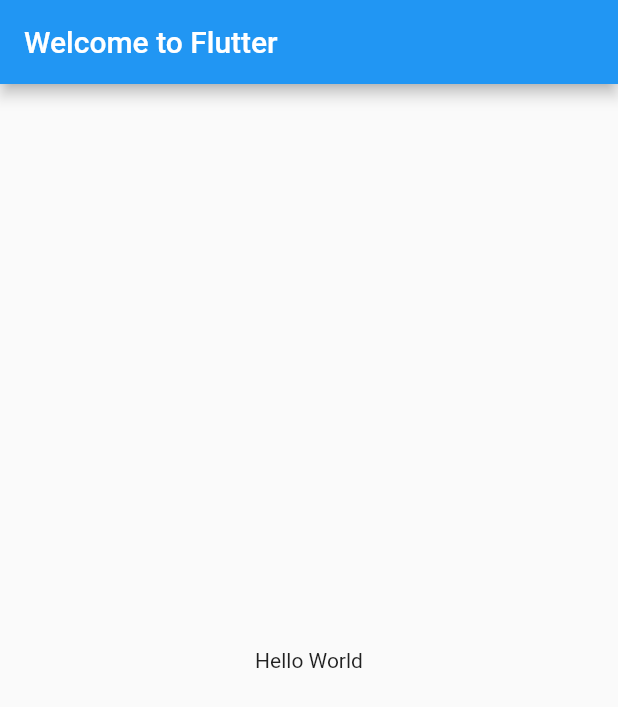
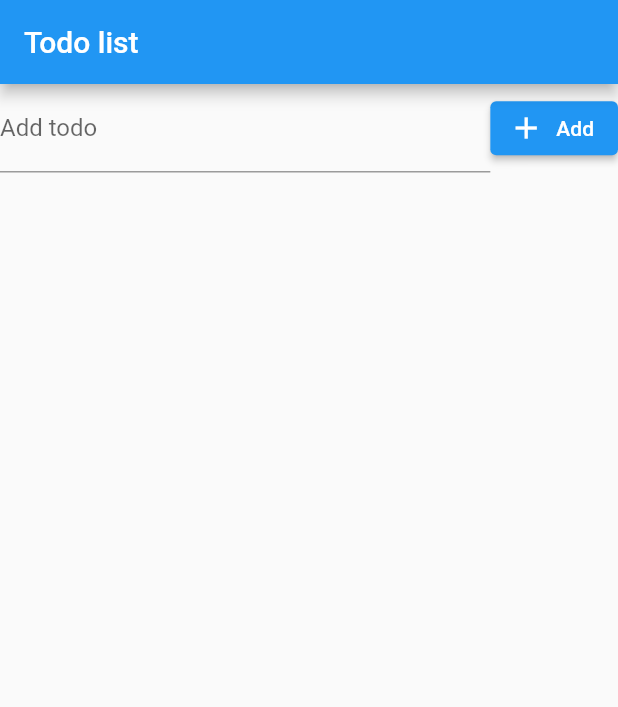
Before and after one commit to phongtran2309/todolist_flutter, a Flutter app: the screen it shows after launch, on a phone screen of 412 x 824 dp. Shown: the top 707 px of the screen. Run offline on Flutter 3.47's test engine with Material 2 defaults, Android fonts, the phone set to English and light mode, and no system bars.

Commit message:
Add input a new task

```diff
--- a/lib/main.dart
+++ b/lib/main.dart
@@ -1,28 +1,50 @@
-// Copyright 2018 The Flutter team. All rights reserved.
-// Use of this source code is governed by a BSD-style license that can be
-// found in the LICENSE file.
-
 import 'package:flutter/material.dart';
-
-void main() {
-  runApp(const MyApp());
-}
-
+void main() => runApp(MyApp());
 class MyApp extends StatelessWidget {
-  const MyApp({super.key});
+  const MyApp({Key? key}) : super(key: key);
 
   @override
   Widget build(BuildContext context) {
     return MaterialApp(
-      title: 'Welcome to Flutter',
+      title: 'Todo list',
+      theme: ThemeData(
+        primaryColor: Colors.blue,
+      ),
+      debugShowCheckedModeBanner: false,
       home: Scaffold(
-        appBar: AppBar(
-          title: const Text('Welcome to Flutter'),
-        ),
-        body: const Center(
-          child: Text('Hello World'),
-        ),
-      ),
+        appBar: AppBar(title: const Text('Todo list')),
+        body: const TodoListContainer()),
     );
   }
 }
+class TodoListContainer extends StatelessWidget {
+  const TodoListContainer({Key? key}) : super(key: key);
+
+  @override
+  Widget build(BuildContext context) {
+    return Column(
+      children: <Widget>[
+        _buildHeader(),
+      ],
+    );
+  }
+
+  Widget _buildHeader() {
+    var txtTodoController = TextEditingController();
+    return Row(
+      children: <Widget>[
+        Expanded(
+          child: TextFormField(
+           controller: txtTodoController,
+           decoration: const InputDecoration(labelText: 'Add todo', hintText: 'Add todo'),
+          ),
+        ),
+        ElevatedButton.icon(
+          onPressed: () {},
+          icon: const Icon(Icons.add),
+          label: const Text('Add'),
+        ),
+      ],
+    );
+  }
+}
```
